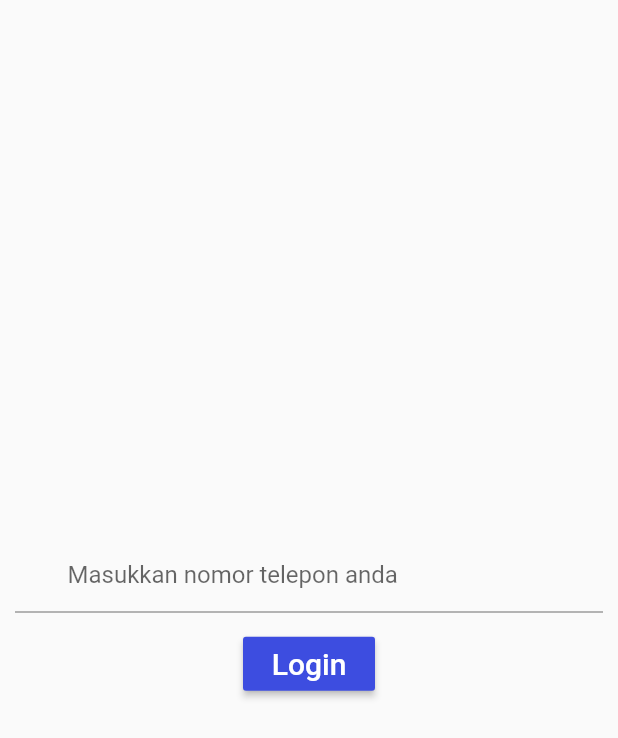
After one commit to szzin20/21102101_TI2_ppb2324-2, a Flutter app: the PhoneAuthScreen screen opened directly, after a tap on "Login", on a phone screen of 412 x 824 dp. The commit adds this screen. Shown: the top 738 px of the screen. Run offline on Flutter 3.47's test engine with Material 2 defaults, Android fonts, the phone set to English and light mode, and no system bars; our stand-ins replace bloc, equatable, firebase_auth, firebase_core, flutter_bloc, google_fonts and 2 more; accounts and stored records are empty; network calls fail.

```diff
--- /dev/null
+++ b/praktikum_08/lib/ui/phone_auth_screen.dart
@@ -0,0 +1,126 @@
+import 'package:praktikum_08/ui/home_screen.dart';
+import 'package:firebase_auth/firebase_auth.dart';
+import 'package:flutter/material.dart';
+
+class PhoneAuthScreen extends StatefulWidget {
+  const PhoneAuthScreen({super.key});
+
+  @override
+  _PhoneAuthScreenState createState() => _PhoneAuthScreenState();
+}
+
+class _PhoneAuthScreenState extends State<PhoneAuthScreen> {
+  FirebaseAuth auth = FirebaseAuth.instance;
+  bool otpVisibility = false;
+  User? user;
+  String verificationID = "";
+
+  TextEditingController _phoneController = TextEditingController();
+  TextEditingController _otpController = TextEditingController();
+
+  @override
+  void dispose() {
+    _phoneController.dispose();
+    _otpController.dispose();
+    super.dispose();
+  }
+
+  void loginWithPhone() async {
+    auth.verifyPhoneNumber(
+      phoneNumber: "+62" + _phoneController.text,
+      timeout: const Duration(seconds: 60),
+      verificationCompleted: (PhoneAuthCredential credential) async {
+        await auth.signInWithCredential(credential).then((value) {
+          print("You are logged in successfully");
+        });
+      },
+      verificationFailed: (FirebaseAuthException e) {
+        print(e.message);
+      },
+      codeSent: (String verificationId, int? resendToken) {
+        otpVisibility = true;
+        verificationID = verificationId;
+        setState(() {});
+      },
+      codeAutoRetrievalTimeout: (String verificationId) {},
+    );
+  }
+
+  void verifyOTP() async {
+    PhoneAuthCredential credential = PhoneAuthProvider.credential(
+        verificationId: verificationID, smsCode: _otpController.text);
+    await auth.signInWithCredential(credential).then(
+      (value) {
+        setState(() {
+          user = FirebaseAuth.instance.currentUser;
+        });
+      },
+    ).whenComplete(
+      () {
+        if (user != null) {
+          ScaffoldMessenger.of(context)
+            ..hideCurrentSnackBar()
+            ..showSnackBar(const SnackBar(content: Text('Berhasil Login')));
+          Navigator.pushReplacement(
+            context,
+            MaterialPageRoute(
+              builder: (context) => const HomeScreen(),
+            ),
+          );
+        } else {
+          ScaffoldMessenger.of(context)
+            ..hideCurrentSnackBar()
+            ..showSnackBar(const SnackBar(content: Text('Login Gagal')));
+        }
+      },
+    );
+  }
+
+  @override
+  Widget build(BuildContext context) {
+    return Scaffold(
+      body: Container(
+        margin: const EdgeInsets.all(10),
+        child: Column(
+          mainAxisAlignment: MainAxisAlignment.center,
+          children: [
+            TextField(
+              controller: _phoneController,
+              decoration: const InputDecoration(
+                hintText: 'Masukkan nomor telepon anda',
+                prefix: Padding(padding: EdgeInsets.all(4), child: Text('+62')),
+              ),
+              keyboardType: TextInputType.phone,
+            ),
+            Visibility(
+              child: TextField(
+                controller: _otpController,
+                decoration: const InputDecoration(
+                  hintText: 'OTP',
+                  prefix: Padding(padding: EdgeInsets.all(4), child: Text('')),
+                ),
+                keyboardType: TextInputType.number,
+              ),
+              visible: otpVisibility,
+            ),
+            const SizedBox(
+              height: 10,
+            ),
+            MaterialButton(
+              color: const Color(0xff3D4DE0),
+              onPressed: () {
+                if (otpVisibility) {
+                  verifyOTP();
+                } else {
+                  loginWithPhone();
+                }
+              },
+              child: Text(otpVisibility ? "Verify" : "Login",
+                  style: const TextStyle(color: Colors.white, fontSize: 20)),
+            ),
+          ],
+        ),
+      ),
+    );
+  }
+}
--- a/praktikum_08/pubspec.yaml
+++ b/praktikum_08/pubspec.yaml
@@ -39,6 +39,8 @@
   firebase_core: ^2.24.2
   bloc: ^8.1.2
   flutter_bloc: ^8.1.3
+  google_sign_in: ^6.1.6
+  meta: ^1.8.0
 
 dev_dependencies:
   flutter_test:
```
Also changed, not shown: praktikum_08/lib/main.dart (+23 -3 lines), praktikum_08/lib/ui/home_screen.dart (+28 -8 lines), praktikum_08/lib/ui/login.dart (+84 -42 lines), praktikum_08/pubspec.lock, 2 other files.
